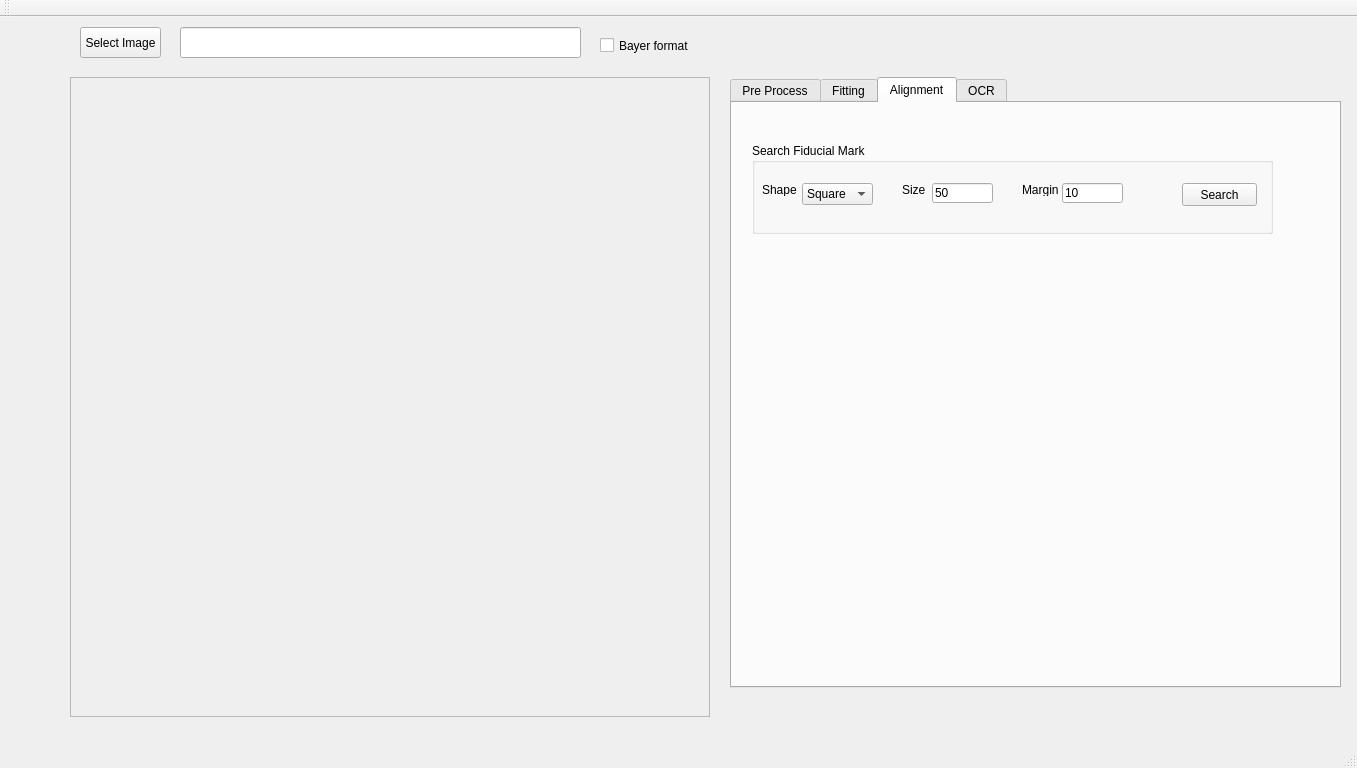
hceng123/VisionLibrary, file VisionWidget/visionwidget.ui: the form before one commit.
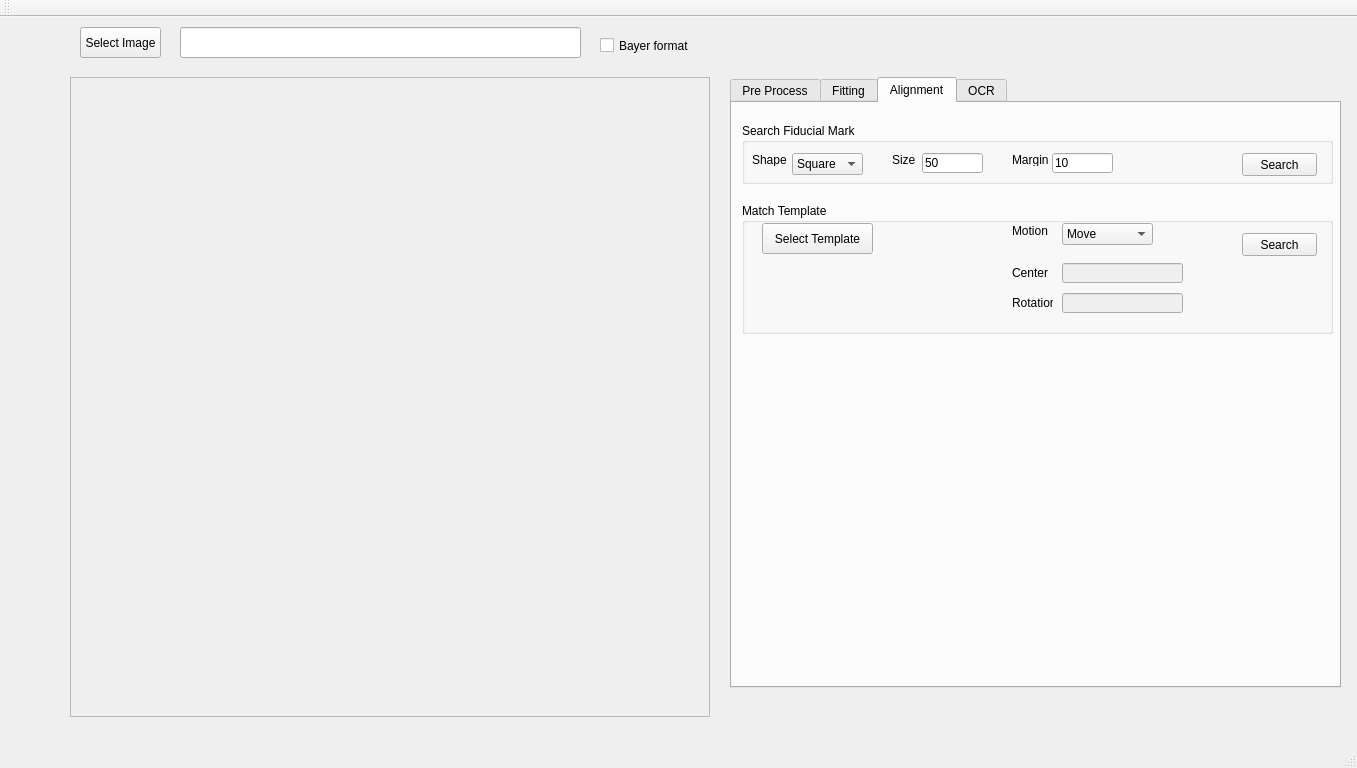
The form after the commit. The open tabs and pages were chosen to show the change. Custom widgets are drawn as their Qt base class.

Commit message:
Add PR_MatchTmpl function.
1. Add PR_MatchTmpl function.
2. PR_FitLine function support mask.
3. Remove FitCircleProcedure from VisionWidget.

```diff
--- a/VisionWidget/visionwidget.ui
+++ b/VisionWidget/visionwidget.ui
@@ -718,10 +718,10 @@
      <widget class="QGroupBox" name="groupBoxSrchFiducial">
       <property name="geometry">
        <rect>
-        <x>20</x>
-        <y>40</y>
-        <width>521</width>
-        <height>91</height>
+        <x>10</x>
+        <y>20</y>
+        <width>591</width>
+        <height>61</height>
        </rect>
       </property>
       <property name="title">
@@ -731,7 +731,7 @@
        <property name="geometry">
         <rect>
          <x>50</x>
-         <y>40</y>
+         <y>30</y>
          <width>71</width>
          <height>22</height>
         </rect>
@@ -751,7 +751,7 @@
        <property name="geometry">
         <rect>
          <x>10</x>
-         <y>40</y>
+         <y>30</y>
          <width>47</width>
          <height>13</height>
         </rect>
@@ -764,7 +764,7 @@
        <property name="geometry">
         <rect>
          <x>150</x>
-         <y>40</y>
+         <y>30</y>
          <width>47</width>
          <height>13</height>
         </rect>
@@ -777,7 +777,7 @@
        <property name="geometry">
         <rect>
          <x>180</x>
-         <y>40</y>
+         <y>30</y>
          <width>61</width>
          <height>20</height>
         </rect>
@@ -789,8 +789,8 @@
       <widget class="QPushButton" name="srchFiducialBtn">
        <property name="geometry">
         <rect>
-         <x>430</x>
-         <y>40</y>
+         <x>500</x>
+         <y>30</y>
          <width>75</width>
          <height>23</height>
         </rect>
@@ -803,7 +803,7 @@
        <property name="geometry">
         <rect>
          <x>270</x>
-         <y>40</y>
+         <y>30</y>
          <width>47</width>
          <height>13</height>
         </rect>
@@ -816,7 +816,7 @@
        <property name="geometry">
         <rect>
          <x>310</x>
-         <y>40</y>
+         <y>30</y>
          <width>61</width>
          <height>20</height>
         </rect>
@@ -826,6 +826,146 @@
        </property>
       </widget>
      </widget>
+     <widget class="QGroupBox" name="groupBoxMatchTmpl">
+      <property name="geometry">
+       <rect>
+        <x>10</x>
+        <y>100</y>
+        <width>591</width>
+        <height>131</height>
+       </rect>
+      </property>
+      <property name="title">
+       <string>Match Template</string>
+      </property>
+      <widget class="QPushButton" name="matchTmplBtn">
+       <property name="geometry">
+        <rect>
+         <x>500</x>
+         <y>30</y>
+         <width>75</width>
+         <height>23</height>
+        </rect>
+       </property>
+       <property name="text">
+        <string>Search</string>
+       </property>
+      </widget>
+      <widget class="QPushButton" name="selectTemplate">
+       <property name="geometry">
+        <rect>
+         <x>20</x>
+         <y>20</y>
+         <width>111</width>
+         <height>31</height>
+        </rect>
+       </property>
+       <property name="text">
+        <string>Select Template</string>
+       </property>
+      </widget>
+      <widget class="QLabel" name="labelTmplView">
+       <property name="geometry">
+        <rect>
+         <x>150</x>
+         <y>20</y>
+         <width>100</width>
+         <height>100</height>
+        </rect>
+       </property>
+       <property name="text">
+        <string/>
+       </property>
+      </widget>
+      <widget class="QLineEdit" name="lineEditObjCenter">
+       <property name="enabled">
+        <bool>false</bool>
+       </property>
+       <property name="geometry">
+        <rect>
+         <x>320</x>
+         <y>60</y>
+         <width>121</width>
+         <height>20</height>
+        </rect>
+       </property>
+      </widget>
+      <widget class="QLabel" name="labelCenter">
+       <property name="geometry">
+        <rect>
+         <x>270</x>
+         <y>60</y>
+         <width>41</width>
+         <height>20</height>
+        </rect>
+       </property>
+       <property name="text">
+        <string>Center</string>
+       </property>
+      </widget>
+      <widget class="QLineEdit" name="lineEditObjRotation">
+       <property name="enabled">
+        <bool>false</bool>
+       </property>
+       <property name="geometry">
+        <rect>
+         <x>320</x>
+         <y>90</y>
+         <width>121</width>
+         <height>20</height>
+        </rect>
+       </property>
+      </widget>
+      <widget class="QLabel" name="labelRotation">
+       <property name="geometry">
+        <rect>
+         <x>270</x>
+         <y>90</y>
+         <width>41</width>
+         <height>20</height>
+        </rect>
+       </property>
+       <property name="text">
+        <string>Rotation</string>
+       </property>
+      </widget>
+      <widget class="QComboBox" name="cbMotion">
+       <property name="geometry">
+        <rect>
+         <x>320</x>
+         <y>20</y>
+         <width>91</width>
+         <height>22</height>
+        </rect>
+       </property>
+       <property name="currentIndex">
+        <number>0</number>
+       </property>
+       <item>
+        <property name="text">
+         <string>Move</string>
+        </property>
+       </item>
+       <item>
+        <property name="text">
+         <string>Move+Rotate</string>
+        </property>
+       </item>
+      </widget>
+      <widget class="QLabel" name="labelMotion">
+       <property name="geometry">
+        <rect>
+         <x>270</x>
+         <y>20</y>
+         <width>51</width>
+         <height>16</height>
+        </rect>
+       </property>
+       <property name="text">
+        <string>Motion</string>
+       </property>
+      </widget>
+     </widget>
     </widget>
     <widget class="QWidget" name="tabOCR">
      <attribute name="title">
```
The commit also changes 20 other files.
